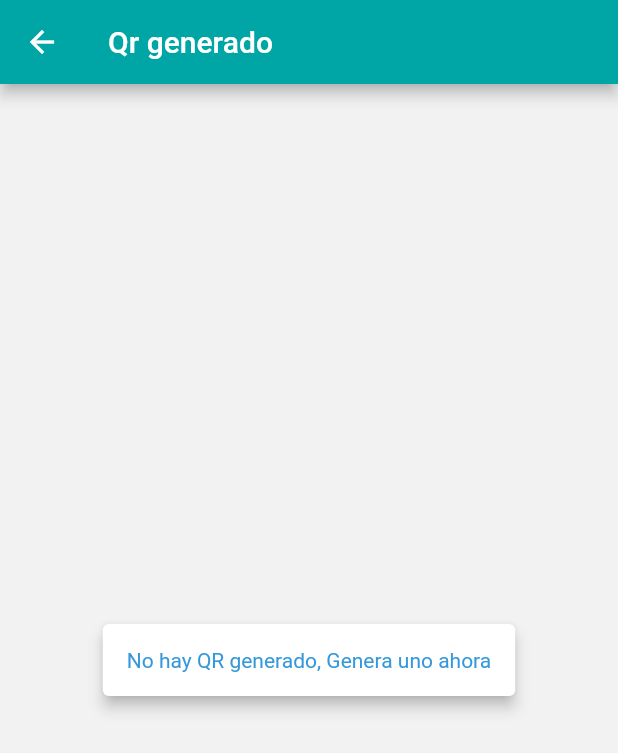
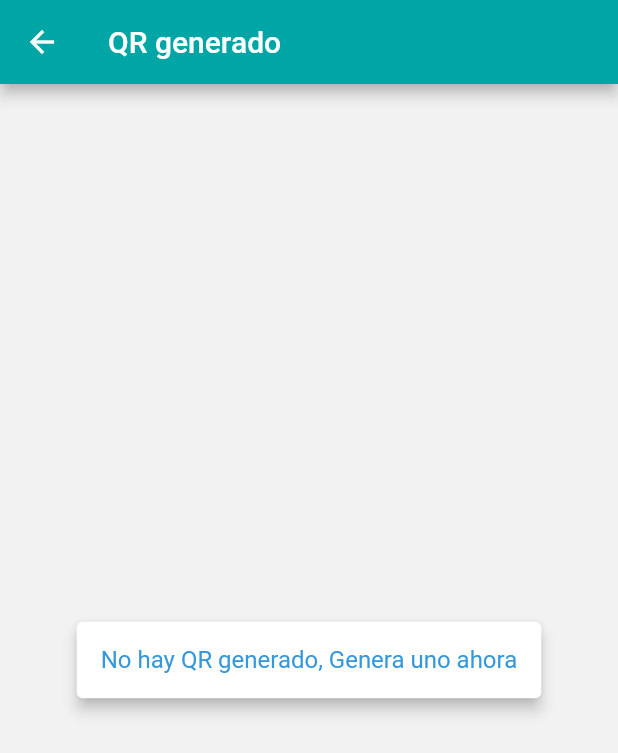
Before and after one commit to adrian-parra/Flutter-Practicas, a Flutter app: the QrGenerado screen opened directly, on a phone screen of 412 x 824 dp. Shown: the top 753 px of the screen. Run offline on Flutter 3.47's test engine with Material 2 defaults, Android fonts, the phone set to English and light mode, and no system bars; our stand-ins replace datetime_picker_formfield, flip_card, flutter_slidable, fluttertoast, pdf, permission_handler and 3 more; missing offline and left inert: flutter_dialogs, image_downloader; accounts and stored records are empty.

Commit message:
change proyecto_final/lib/screens/qr_generado_screen.dart
* change font-size general

```diff
--- a/proyecto_final/lib/screens/qr_generado_screen.dart
+++ b/proyecto_final/lib/screens/qr_generado_screen.dart
@@ -12,7 +12,7 @@ class QrGenerado extends StatelessWidget {
     return Scaffold(
       backgroundColor: AppConfig.colorFondo,
       appBar: AppBar(
-        title: Text('Qr generado'),
+        title: Text('QR generado'),
         backgroundColor: AppConfig.colorPrincipal,
       ),
       body: Container(
@@ -75,7 +75,8 @@ class QrGenerado extends StatelessWidget {
                           );
                         } else {
                           return const Text('No hay QR generado, Genera uno ahora',style: TextStyle(
-                            color: AppConfig.colorInfo
+                            color: AppConfig.colorInfo,
+                            fontSize: AppConfig.sizeDescripcion + 2
                           ),);
                         }
                       } else {
```
